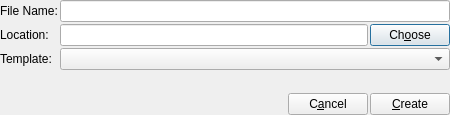
prymatex/prymatex, file resources/ui/newtemplate.ui: the form before one commit.
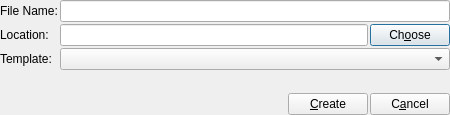
The form after the commit. Icons and pictures are not drawn.

Diff of the .ui file:
```diff
--- a/resources/ui/newtemplate.ui
+++ b/resources/ui/newtemplate.ui
@@ -83,17 +83,6 @@
        </property>
       </spacer>
      </item>
-     <item>
-      <widget class="QPushButton" name="buttonCancel">
-       <property name="text">
-        <string>C&amp;ancel</string>
-       </property>
-       <property name="icon">
-        <iconset resource="../resources.qrc">
-         <normaloff>:/icons/actions/dialog-cancel.png</normaloff>:/icons/actions/dialog-cancel.png</iconset>
-       </property>
-      </widget>
-     </item>
      <item>
       <widget class="QPushButton" name="buttonCreate">
        <property name="text">
@@ -105,6 +94,17 @@
        </property>
       </widget>
      </item>
+     <item>
+      <widget class="QPushButton" name="buttonCancel">
+       <property name="text">
+        <string>C&amp;ancel</string>
+       </property>
+       <property name="icon">
+        <iconset resource="../resources.qrc">
+         <normaloff>:/icons/actions/dialog-cancel.png</normaloff>:/icons/actions/dialog-cancel.png</iconset>
+       </property>
+      </widget>
+     </item>
     </layout>
    </item>
   </layout>
```
Left out of the diff: 1 changed line with no effect on the pictures.
